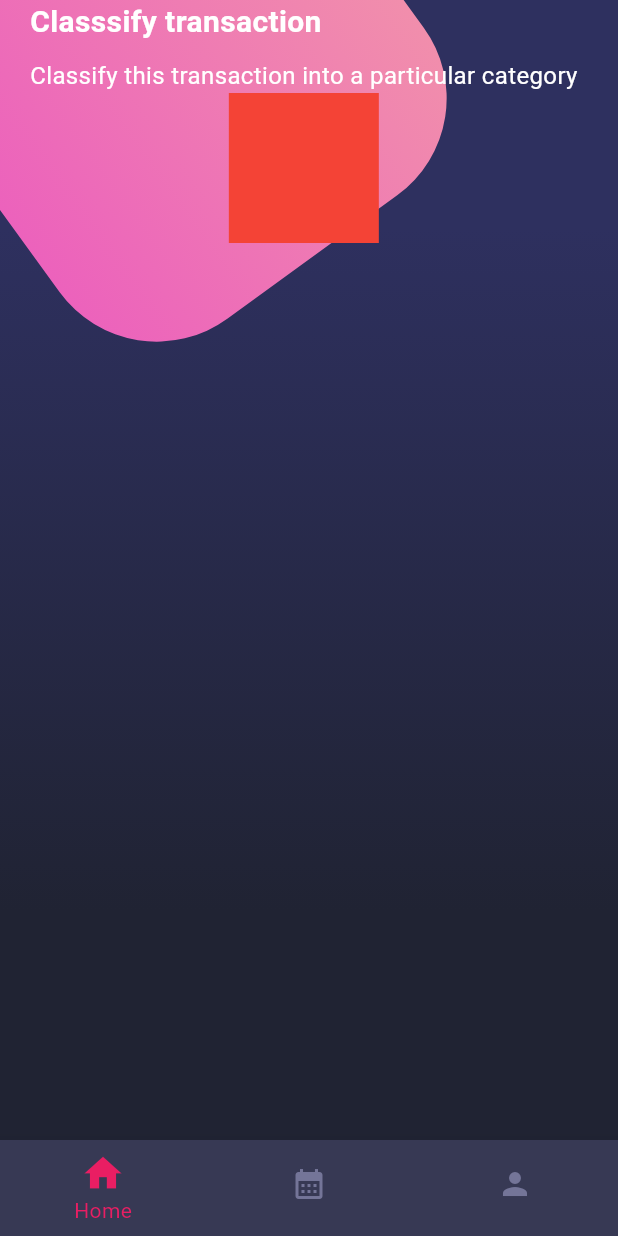
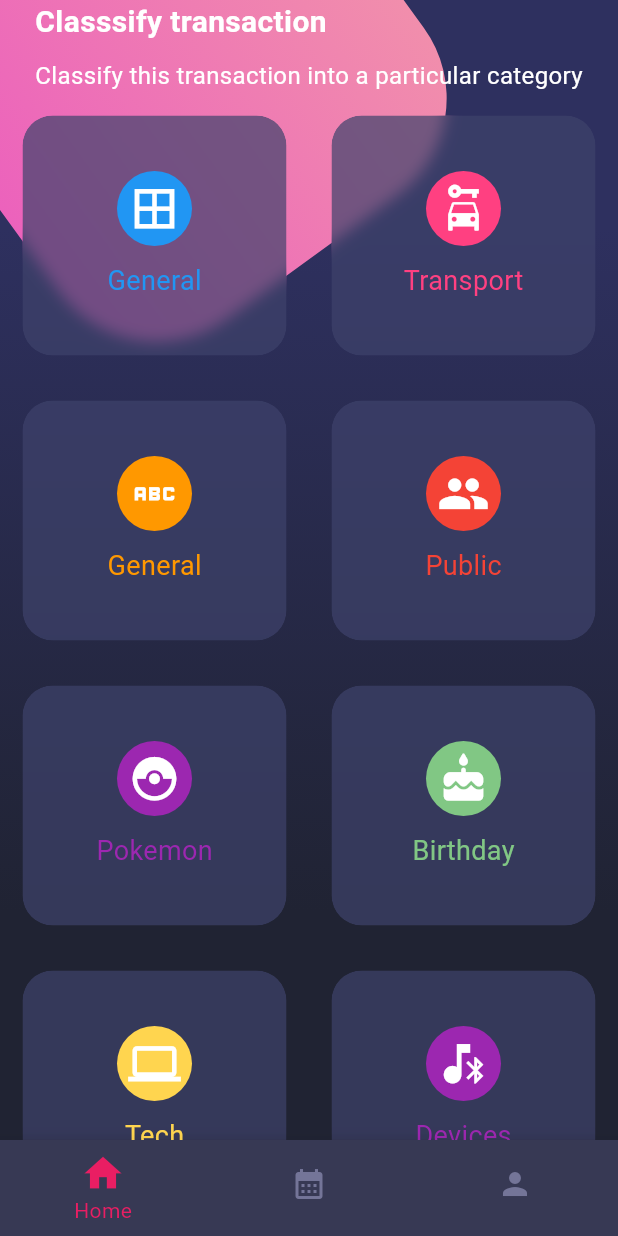
Before and after one commit to OscarDev13/disenios_app, a Flutter app: the screen it shows after launch, on a phone screen of 412 x 824 dp. Run offline on Flutter 3.47's test engine with Material 3 defaults, Android fonts, the phone set to English and light mode, and no system bars.

Commit message:
Adding card screen

```diff
--- a/lib/main.dart
+++ b/lib/main.dart
@@ -20,6 +20,7 @@ class MyApp extends StatelessWidget {
     return MaterialApp(
       title: 'Material App',
       debugShowCheckedModeBanner: false,
+      theme: ThemeData.dark(), // Cuando se aplica el modo oscuro en la app se aplica un fondo entre negro y gris
       // home: ,
       initialRoute: 'home_screen',
       routes: {
--- a/lib/widgets/card_table.dart
+++ b/lib/widgets/card_table.dart
@@ -1,3 +1,7 @@
+// ignore_for_file: must_be_immutable
+
+import 'dart:ui';
+
 import 'package:flutter/material.dart';
 
 class CardTable extends StatelessWidget {
@@ -5,10 +9,171 @@ class CardTable extends StatelessWidget {
 
   @override
   Widget build(BuildContext context) {
-    return Container(
-      width: 100,
-      height: 100,
-      color: Colors.red,
+    return Table(
+      // Funciona parecido a una coleccion de rows
+      children: [
+        TableRow(// tods los tablerow deben tener la misma cantidad de hijos
+            children: [
+          _SingleCard(
+            color: Colors.blue,
+            icon: Icons.border_all,
+            text: 'General',
+          ),
+          _SingleCard(
+            color: Colors.pinkAccent,
+            icon: Icons.car_rental,
+            text: 'Transport',
+          ),
+        ]),
+        TableRow(// tods los tablerow deben tener la misma cantidad de hijos
+            children: [
+          _SingleCard(
+            color: Colors.orange,
+            icon: Icons.abc,
+            text: 'General',
+          ),
+          _SingleCard(
+            color: Colors.red,
+            icon: Icons.people,
+            text: 'Public',
+          ),
+        ]),
+        TableRow(// tods los tablerow deben tener la misma cantidad de hijos
+            children: [
+          _SingleCard(
+            color: Colors.purple,
+            icon: Icons.catching_pokemon,
+            text: 'Pokemon',
+          ),
+          _SingleCard(
+            color: Colors.green.shade300,
+            icon: Icons.cake_rounded,
+            text: 'Birthday',
+          ),
+        ]),
+        TableRow(// tods los tablerow deben tener la misma cantidad de hijos
+            children: [
+          _SingleCard(
+            color: Colors.amber.shade300,
+            icon: Icons.computer,
+            text: 'Tech',
+          ),
+          _SingleCard(
+            color: Colors.purple,
+            icon: Icons.media_bluetooth_on_sharp,
+            text: 'Devices',
+          ),
+        ]),
+        TableRow(// tods los tablerow deben tener la misma cantidad de hijos
+            children: [
+          _SingleCard(
+            color: Colors.tealAccent.shade200,
+            icon: Icons.headphones,
+            text: 'Music',
+          ),
+          _SingleCard(
+            color: Colors.cyan.shade300,
+            icon: Icons.table_bar,
+            text: 'Places',
+          ),
+        ]),
+        // TableRow(// tods los tablerow deben tener la misma cantidad de hijos
+        //     children: [
+        //   _SingleCard(),
+        //   _SingleCard(),
+        // ]),
+        // TableRow(// tods los tablerow deben tener la misma cantidad de hijos
+        //     children: [
+        //   _SingleCard(),
+        //   _SingleCard(),
+        // ]),
+        // TableRow(// tods los tablerow deben tener la misma cantidad de hijos
+        //     children: [
+        //   _SingleCard(),
+        //   _SingleCard(),
+        // ]),
+        // TableRow(// tods los tablerow deben tener la misma cantidad de hijos
+        //     children: [
+        //   _SingleCard(),
+        //   _SingleCard(),
+        // ]),
+        // TableRow(// tods los tablerow deben tener la misma cantidad de hijos
+        //     children: [
+        //   _SingleCard(),
+        //   _SingleCard(),
+        // ]),
+      ],
     );
   }
 }
+
+class _SingleCard extends StatelessWidget {
+  // _SingleCard({super.key});
+
+  final IconData icon;
+  final Color color;
+  final String text;
+
+  static var boxDecoration = BoxDecoration(
+    color: const Color.fromRGBO(62, 66, 107, 0.7),
+    borderRadius: BorderRadius.circular(20),
+  );
+
+  // ignore: prefer_const_constructors_in_immutables
+  _SingleCard({required this.icon, required this.color, required this.text});
+
+  @override
+  Widget build(BuildContext context) {
+    return _CardBackground(
+        child: Column(
+      mainAxisAlignment: MainAxisAlignment.center,
+      children: [
+        CircleAvatar(
+          backgroundColor: color,
+          radius: 25, //radius size
+          child: Icon(
+            icon,
+            size: 35,
+            color: Colors.white,
+          ),
+        ),
+        const SizedBox(
+          height: 10,
+        ),
+        Text(
+          text,
+          style: TextStyle(color: color, fontSize: 18),
+        )
+      ],
+    ));
+  }
+}
+
+class _CardBackground extends StatelessWidget {
+  const _CardBackground({ required this.child});
+
+  final Widget child;
+
+  @override
+  Widget build(BuildContext context) {
+    return Container(
+      margin: const EdgeInsets.all(15),
+      child: ClipRRect(
+        // Cortar cualquier coa que se salga de su contenedor
+        borderRadius: BorderRadius.circular(20),
+        child: BackdropFilter(
+          filter: ImageFilter.blur(
+            sigmaX: 5,
+            sigmaY: 5,
+          ),
+          child: Container(
+            height: 160,
+            // margin: const EdgeInsets.all(15),
+            decoration: _SingleCard.boxDecoration,
+            child: child,
+          ),
+        ),
+      ),
+    );
+  }
+}
```
